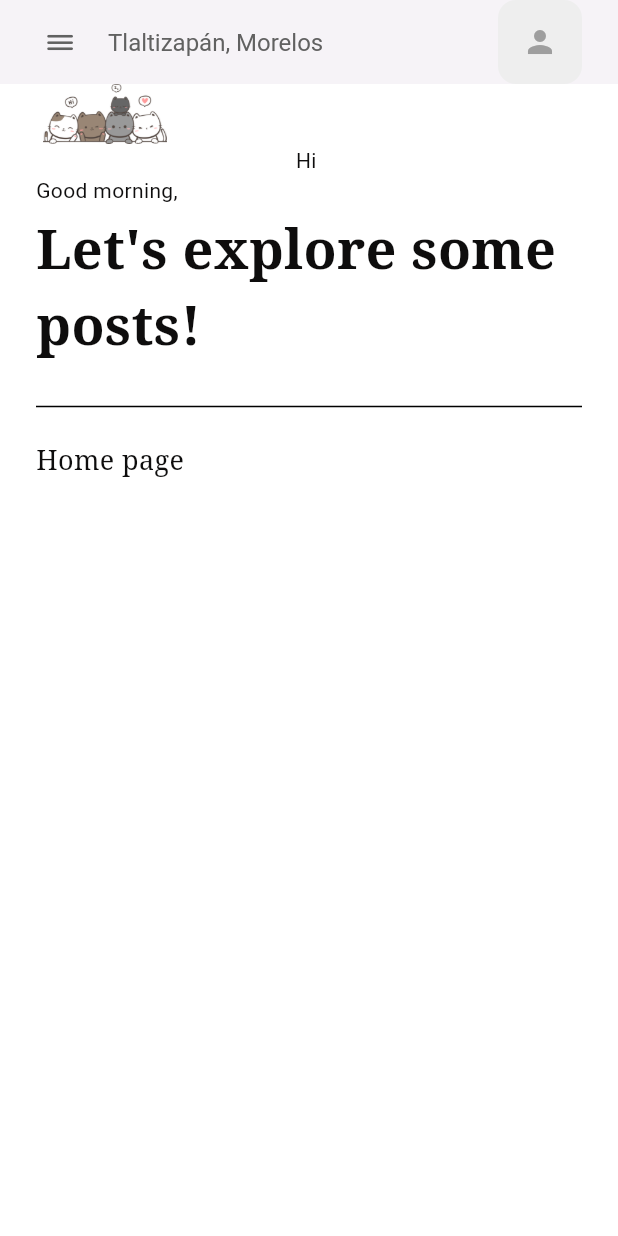
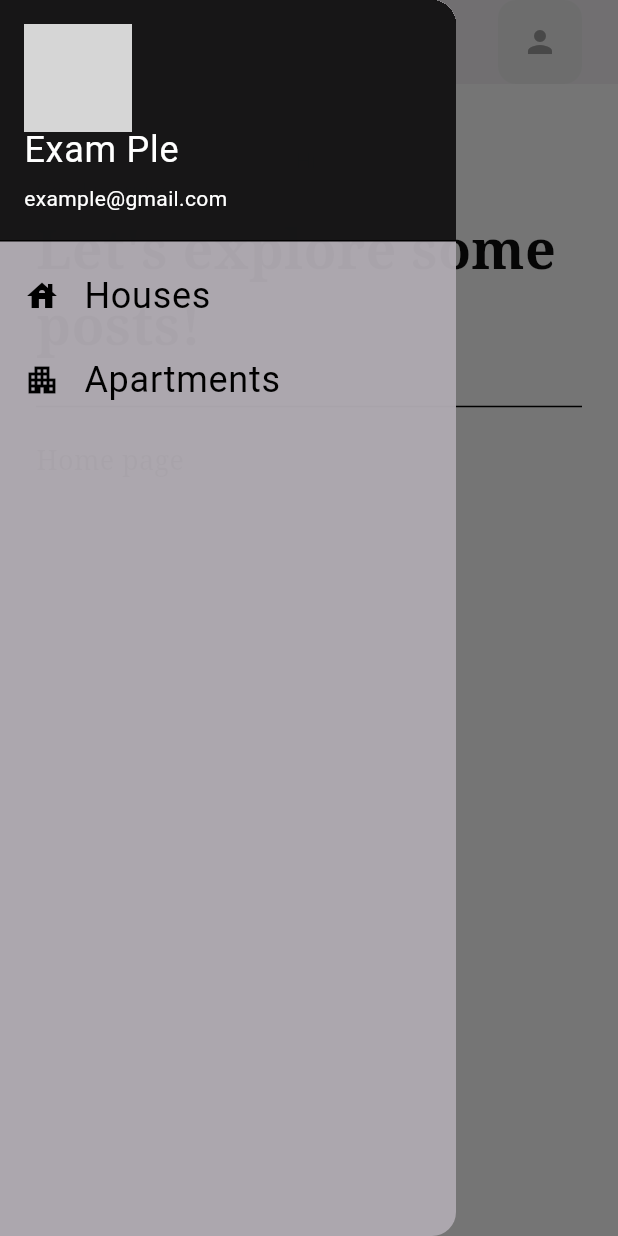
Before and after one commit to AlmaFKt/Lbks, a Flutter app: the screen it shows once a user with an empty profile is signed in, with the side drawer open (before the commit the screen has no drawer), on a phone screen of 412 x 824 dp. Run offline on Flutter 3.47's test engine with Material 3 defaults, Android fonts, the phone set to English and light mode, and no system bars; our stand-ins replace firebase_auth, firebase_core, get, google_fonts, location; accounts and stored records are empty; network calls fail; grey boxes are pictures that could not be loaded.

Commit message:
Add drawer to home page, handle authentication errors in login page

```diff
--- /dev/null
+++ b/lib/components/drawer.dart
@@ -0,0 +1,63 @@
+import 'package:flutter/material.dart';
+
+import '../pages/home_page.dart';
+
+class MyDrawer extends StatelessWidget {
+  const MyDrawer({super.key});
+
+  @override
+  Widget build(BuildContext context) {
+    return Drawer(
+      backgroundColor: Color.fromARGB(246, 174, 169, 176),
+      child: ListView(
+        padding: EdgeInsets.zero,
+        children: [
+          const UserAccountsDrawerHeader(
+                currentAccountPicture: CircleAvatar(
+                  backgroundImage: NetworkImage(
+                      'https://static01.nyt.com/images/2014/07/23/upshot/23UP-cat/23UP-cat-articleLarge.jpg?quality=75&auto=webp&disable=upscale'),
+                ),
+                accountEmail: Text('example@gmail.com'),
+                accountName: Text(
+                  'Exam Ple',
+                  style: TextStyle(fontSize: 24.0),
+                ),
+                decoration: BoxDecoration(
+                  color: Colors.black87,
+                ),
+              ),
+              ListTile(
+                leading: const Icon(Icons.house),
+                title: const Text(
+                  'Houses',
+                  style: TextStyle(fontSize: 24.0),
+                ),
+                onTap: () {
+                  Navigator.pushReplacement(
+                    context,
+                    MaterialPageRoute<void>(
+                      builder: (BuildContext context) =>  HomePage(),
+                    ),
+                  );
+                },
+              ),
+              ListTile(
+                leading: const Icon(Icons.apartment),
+                title: const Text(
+                  'Apartments',
+                  style: TextStyle(fontSize: 24.0),
+                ),
+                onTap: () {
+                  Navigator.pushReplacement(
+                    context,
+                    MaterialPageRoute<void>(
+                      builder: (BuildContext context) =>  HomePage(),
+                    ),
+                  );
+                 }
+              )
+        ],
+      ),
+    );
+  }
+}
--- a/lib/main.dart
+++ b/lib/main.dart
@@ -4,7 +4,6 @@ import 'firebase_options.dart';
 import 'package:flutter/material.dart';
 import 'package:get/get.dart';
 import 'Theme/ligth_mode.dart';
-import 'pages/intro_screen.dart';
 
 void main() async {
   WidgetsFlutterBinding.ensureInitialized();
--- a/lib/pages/home_page.dart
+++ b/lib/pages/home_page.dart
@@ -1,6 +1,7 @@
 import 'package:firebase_auth/firebase_auth.dart';
 import 'package:flutter/cupertino.dart';
 import 'package:flutter/material.dart';
+import 'package:flutter_application_2/components/drawer.dart';
 import 'package:get/get.dart';
 import 'package:google_fonts/google_fonts.dart';
 import '../auth/FB_Auth.dart';
@@ -32,13 +33,6 @@ class _HomePageState extends State<HomePage> {
       appBar: AppBar(
         backgroundColor: Color.fromARGB(44, 201, 184, 211),
         elevation: 0,
-        leading: Padding(
-          padding: const EdgeInsets.only(left: 24.0),
-          child: Icon(
-            CupertinoIcons.bars,
-            color: Colors.grey[700],
-          ),
-        ),
         title: Text(
           'Tlaltizapán, Morelos',
           style: TextStyle(
@@ -70,7 +64,7 @@ class _HomePageState extends State<HomePage> {
           ),
         ],
       ),
-
+      drawer: MyDrawer(),
       /* floatingActionButton: FloatingActionButton(
         backgroundColor: Colors.black,
         onPressed: () => Navigator.push(
```
Also changed, not shown: lib/pages/forgot_password.dart (+12 -10 lines), lib/pages/login_page.dart (+35 -17 lines).
